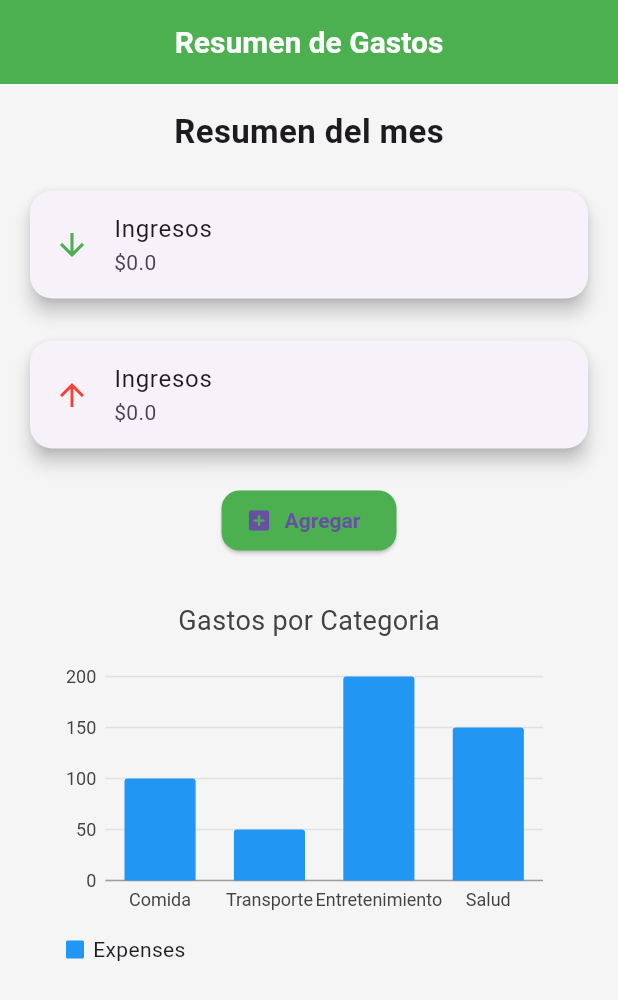
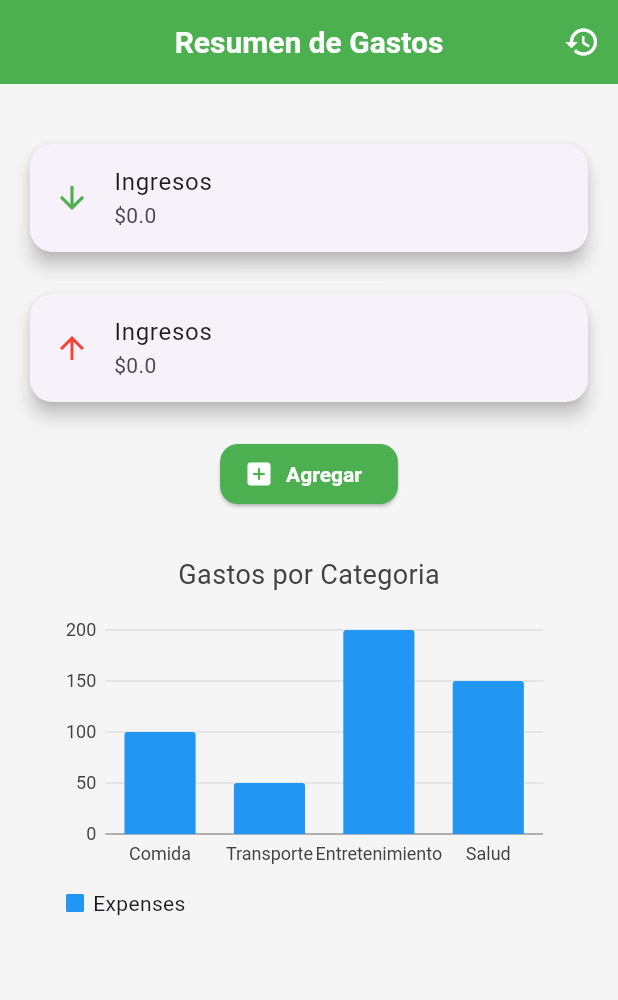
Before and after one commit to IsraelMerlyn/gastos_app, a Flutter app: the screen it shows after launch, on a phone screen of 412 x 824 dp. Shown: the top 1000 px of the screen. Run offline on Flutter 3.47's test engine with Material 3 defaults, Android fonts, the phone set to English and light mode, and no system bars; our stand-ins replace charts_flutter.

Commit message:
tasks #2.3 Agregando MultiProvider en el main

```diff
--- a/lib/main.dart
+++ b/lib/main.dart
@@ -1,9 +1,18 @@
 import 'package:flutter/material.dart';
+import 'package:gastos_app/providers/transaction_provider.dart';
 import 'package:gastos_app/screens/summary_screen.dart';
 import 'package:gastos_app/theme/app_theme.dart';
+import 'package:provider/provider.dart';
 
 void main() {
-  runApp(const MyApp());
+  runApp(MultiProvider(
+    providers: [
+      ChangeNotifierProvider(
+        create: (_) => TransactionProvider(),
+      ),
+    ],
+    child: const MyApp(),
+  ));
 }
 
 class MyApp extends StatelessWidget {
@@ -12,10 +21,10 @@ class MyApp extends StatelessWidget {
   @override
   Widget build(BuildContext context) {
     return MaterialApp(
+      debugShowCheckedModeBanner: false,
       title: 'Flutter Demo',
-      theme: AppTheme.lightTheme.copyWith(useMaterial3: true),
-      home: SumaryScreen(
-    ),
+      theme: AppTheme.lightTheme.copyWith(),
+      home: SumaryScreen(),
     );
   }
 }
--- a/lib/screens/summary_screen.dart
+++ b/lib/screens/summary_screen.dart
@@ -1,5 +1,6 @@
 import 'package:flutter/material.dart';
 import 'package:gastos_app/screens/transaction_form_screen.dart';
+import 'package:gastos_app/screens/transaction_history_screen.dart';
 import 'package:gastos_app/widgets/expense_chart.dart';
 
 import '../models/expense_data.dart';
@@ -19,16 +20,28 @@ class SumaryScreen extends StatelessWidget {
         appBar: AppBar(
           title: Text('Resumen de Gastos'),
           centerTitle: true,
+          actions: [
+            IconButton(
+              icon: const Icon(Icons.history_sharp),
+              onPressed: () {
+                // Navigator.pushNamed(context, '/settings');
+                Navigator.push(
+                    context,
+                    MaterialPageRoute(
+                        builder: (ExpenseData) => TransactionHistoryScreen()));
+              },
+            ),
+          ],
         ),
         body: Padding(
           padding: EdgeInsets.all(16),
           child: Column(
             crossAxisAlignment: CrossAxisAlignment.center,
             children: [
-              const Text(
-                'Resumen del mes',
-                style: TextStyle(fontSize: 22, fontWeight: FontWeight.bold),
-              ),
+              // const Text(
+              //   'Resumen del mes',
+              //   style: TextStyle(fontSize: 22, fontWeight: FontWeight.bold),
+              // ),
               const SizedBox(height: 20),
               const Card(
                 child: ListTile(
@@ -60,8 +73,12 @@ class SumaryScreen extends StatelessWidget {
                         MaterialPageRoute(
                             builder: (context) => TransactionFormScreen()));
                   },
-                  label: Text('Agregar'),
-                  icon: Icon(Icons.add_box_rounded),
+                  label: const Text(
+                    'Agregar',
+                    style: TextStyle(color: Colors.white),
+                  ),
+                  icon: Icon(Icons.add_box_rounded,
+                      color: Colors.white, size: 20),
                 ),
               ),
               ExpenseChart(expenseData: expenseData)
```
Also changed, not shown: lib/screens/transaction_history_screen.dart (+21 -2 lines).
